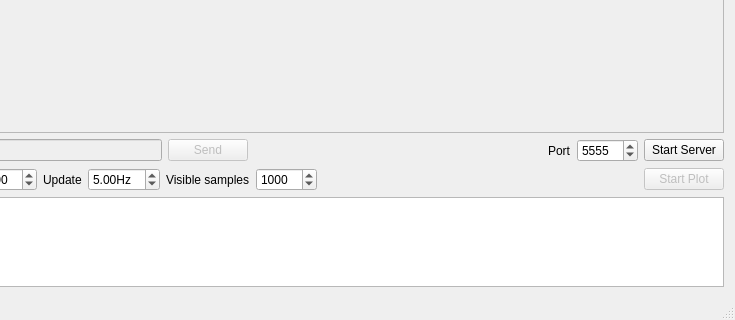
The window that segwayPlotter/segwayplotter.ui (LunatechInnovations/LunaWay) describes before a commit, drawn with Qt 5; both pictures show x 203 to 938 and y 254 to 574 of the 938 by 574 pixel window.
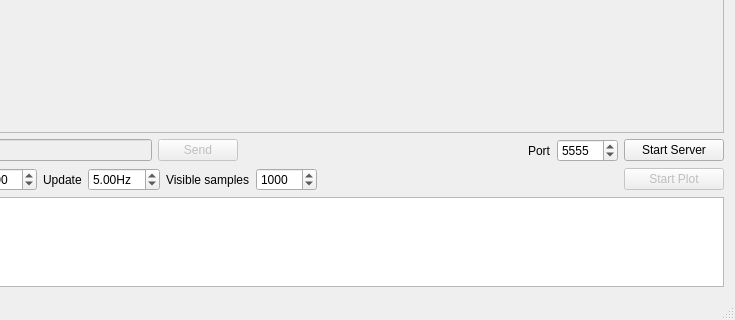
The same window after the commit. Custom widgets are drawn as their Qt base class.

Commit message: Added reading and writing of form values

Patch:
```diff
--- a/segwayPlotter/segwayplotter.ui
+++ b/segwayPlotter/segwayplotter.ui
@@ -114,6 +114,12 @@
       </item>
       <item>
        <widget class="QPushButton" name="buttStartServer">
+        <property name="minimumSize">
+         <size>
+          <width>100</width>
+          <height>0</height>
+         </size>
+        </property>
         <property name="toolTip">
          <string extracomment="Starts the server"/>
         </property>
@@ -258,6 +264,12 @@
         <property name="enabled">
          <bool>false</bool>
         </property>
+        <property name="minimumSize">
+         <size>
+          <width>100</width>
+          <height>0</height>
+         </size>
+        </property>
         <property name="toolTip">
          <string extracomment="Starts the plot"/>
         </property>
```
The commit also changes 3 other files.
